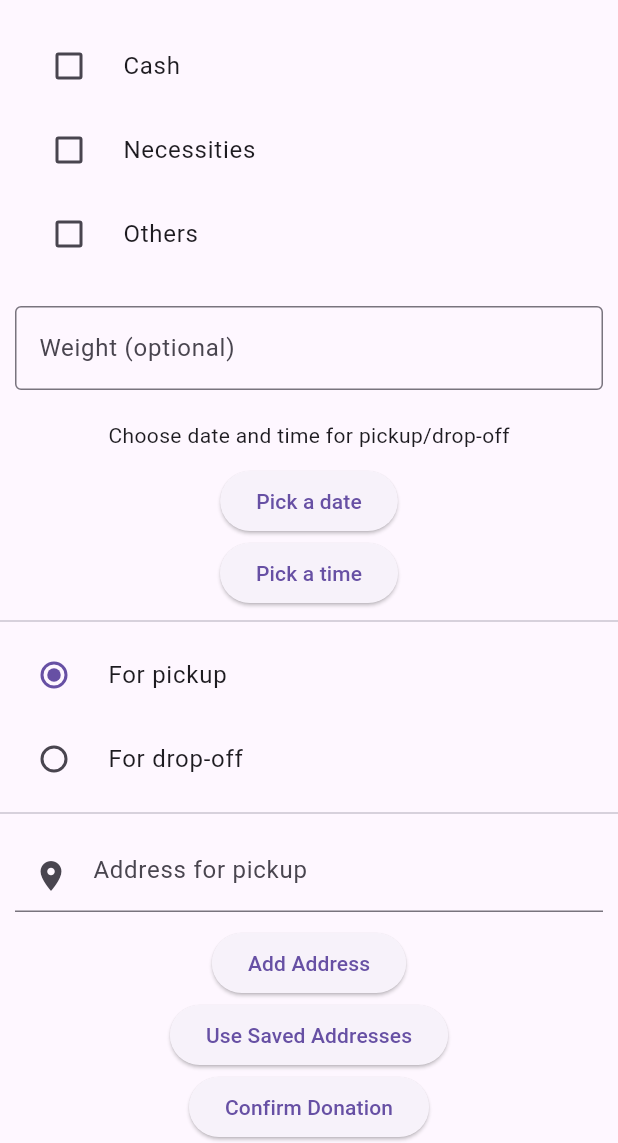
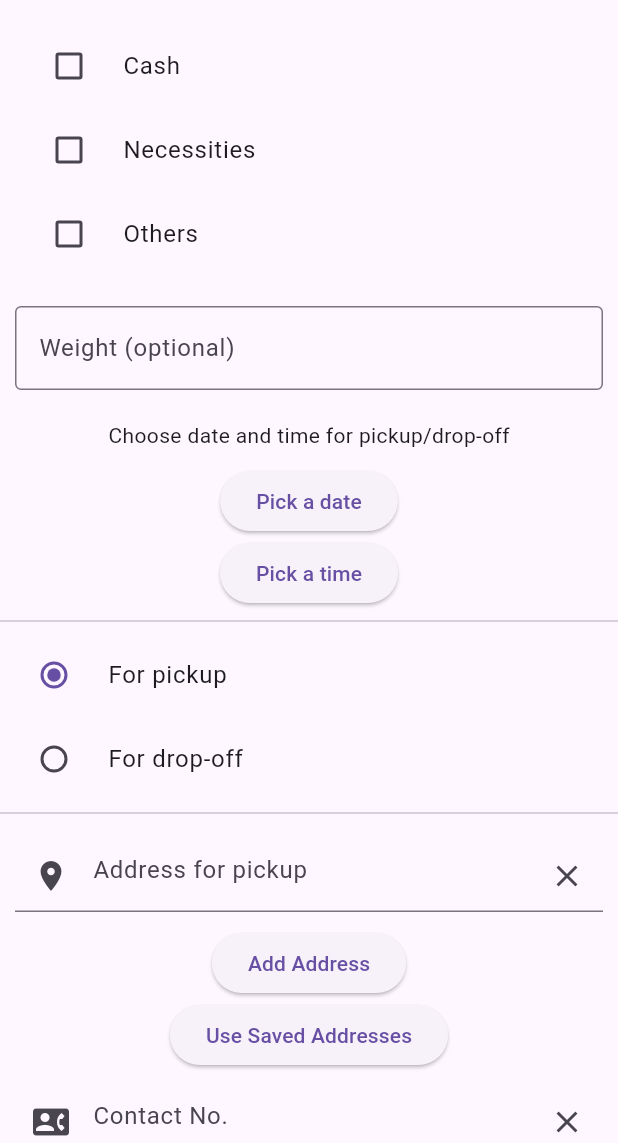
Before and after one commit to rseangueco/CMSC23-Gueco-Guerra-Rojano-Tusi-Project, a Flutter app: the screen it shows after launch, scrolled down 140 dp, on a phone screen of 412 x 824 dp, the part 93-1236 px from its top. Run offline on Flutter 3.47's test engine with Material 3 defaults, Android fonts, the phone set to English and light mode, and no system bars; our stand-ins replace cloud_firestore, firebase_core; accounts and stored records are empty.

Commit message:
feat: contact number field

```diff
--- a/lib/screens/components/address_form.dart
+++ b/lib/screens/components/address_form.dart
@@ -45,10 +45,18 @@ class _AddressFormState extends State<AddressForm> {
             child: TextFormField(
               maxLength: 300,
               controller: _addressControllers[index],
-              decoration: const InputDecoration(
-                  prefixIcon: Icon(Icons.location_on),
+              decoration: InputDecoration(
+                  prefixIcon: const Icon(Icons.location_on),
                   hintText: "Address for pickup",
-                  counterText: ""),
+                  counterText: "",
+                  suffixIcon: IconButton(
+                  onPressed: () {
+                    setState(() {
+                      _addressControllers.removeAt(index);
+                    });
+                  },
+                  icon: const Icon(Icons.clear)
+                )),
               validator: (value) {
                 if (value == null || value.isEmpty) {
                   return "This field is required";
@@ -87,9 +95,6 @@ class _AddressFormState extends State<AddressForm> {
             for (var c in _addressControllers) {
               currentAddresses.add(c.text);
             }
-            print("marker");
-            print(addressModalReceiver);
-            print(currentAddresses);
 
             // remove addresses in receiever if already in fields
             var set1 = Set.from(addressModalReceiver);
--- /dev/null
+++ b/lib/screens/components/contact_number_field.dart
@@ -0,0 +1,76 @@
+import 'package:flutter/material.dart';
+
+class ContactNumberField extends StatefulWidget {
+  final ValueChanged<String> updateContactNo;
+  const ContactNumberField({super.key, required this.updateContactNo});
+
+  @override
+  State<ContactNumberField> createState() => _ContactNumberFieldState();
+}
+
+class _ContactNumberFieldState extends State<ContactNumberField> {
+  TextEditingController contactNoController = TextEditingController();
+  final String savedContact = "09123456789";
+  bool? isChecked = false;
+
+  @override
+  void initState() {
+    super.initState();
+    contactNoController.addListener(() {});
+  }
+
+  @override
+  void dispose() {
+    contactNoController.dispose();
+
+    super.dispose();
+  }
+
+  @override
+  Widget build(BuildContext context) {
+    return Padding(
+        padding: const EdgeInsets.all(10),
+        child: Column(children: [
+          TextFormField(
+              controller: contactNoController,
+              enabled: !(isChecked!),
+              decoration: InputDecoration(
+                prefixIcon: const Icon(Icons.contact_phone),
+                hintText: "Contact No.",
+                suffixIcon: IconButton(
+                  onPressed: contactNoController.clear,
+                  icon: const Icon(Icons.clear)
+                ),
+              ),
+              validator: (value) {
+                if (value == null || value.isEmpty) {
+                  return "This field is required";
+                } else if (!isValidContactNo(value)) {
+                  return "Invalid form. Please enter an 11 digit contact number.";
+                } else {
+                  return null;
+                }
+              },
+              onSaved: (_){
+                widget.updateContactNo(contactNoController.text);
+              },),
+              CheckboxListTile(
+                        controlAffinity: ListTileControlAffinity.leading,
+                        title: const Text("Use saved contact number"),
+                        value: isChecked,
+                        onChanged: (bool? value) {
+                          setState(() {
+                            isChecked = value;
+                            contactNoController.text = savedContact;
+                          });
+                        },
+                      )
+        ]));
+  }
+
+  bool isValidContactNo(String contactNo) {
+    RegExp validContactNo = RegExp("[0-9]{10}");
+
+    return validContactNo.hasMatch(contactNo);
+  }
+}
--- a/lib/screens/donate_page.dart
+++ b/lib/screens/donate_page.dart
@@ -1,4 +1,5 @@
 import 'package:cmsc23_project/screens/components/address_form.dart';
+import 'package:cmsc23_project/screens/components/contact_number_field.dart';
 import 'package:cmsc23_project/screens/components/date_time_picker.dart';
 import 'package:cmsc23_project/screens/components/donation_checkbox.dart';
 import 'package:flutter/material.dart';
@@ -11,6 +12,8 @@ class DonatePage extends StatefulWidget {
 }
 
 class _DonatePageState extends State<DonatePage> {
+
+  // form data
   final List<String> formItemCategories = [];
   int formWeight = 0;
   // final String formPhoto = "";
@@ -22,7 +25,7 @@ class _DonatePageState extends State<DonatePage> {
   bool formIsForPickup = true;
   int isForPickup = 1;
   final List<String> formAddress = [];
-  final String formContactNumber = "";
+  String formContactNumber = "";
 
   final _formKey = GlobalKey<FormState>();
 
@@ -51,7 +54,9 @@ class _DonatePageState extends State<DonatePage> {
                   visible: (isForPickup == 1 ? true : false),
                   child: Column(children: [
                     AddressForm(addressList: formAddress),
-                    // contactNumber
+                    ContactNumberField(
+                      updateContactNo: _updateContactNo
+                    )
                   ])),
               confirmButton,
             ],
@@ -112,23 +117,32 @@ class _DonatePageState extends State<DonatePage> {
         },
       );
 
+  void _updateContactNo(String contact) {
+    setState(() {
+      formContactNumber = contact;
+    });
+  }
+
   Widget get confirmButton => ElevatedButton(
         onPressed: () {
           if (_formKey.currentState!.validate()) {
             _formKey.currentState?.save();
-            // check values
 
+            // checkers
             // save donor username
             print(formItemCategories);
             print(formWeight);
             print(formDateTime['date']);
             print(formDateTime['time']);
             print(formAddress);
+            print(formContactNumber);
             // org donated to
             // donationDriveId = null
             // donationstatus initial
 
           }
+
+          // TODO: clear fields after? pero idk since mag navigator.pop naman ata after confirm
         },
         child: const Text('Confirm Donation'),
       );
```
